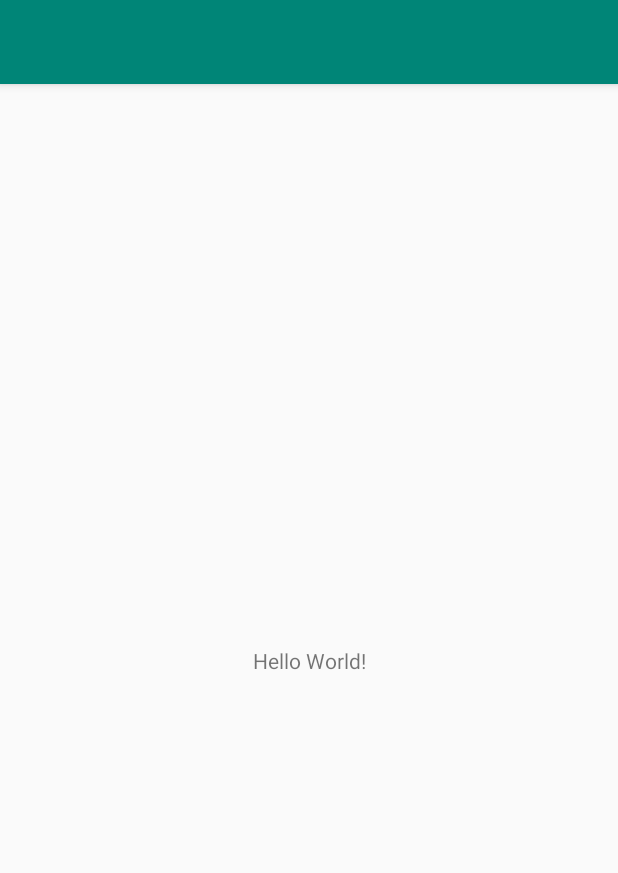
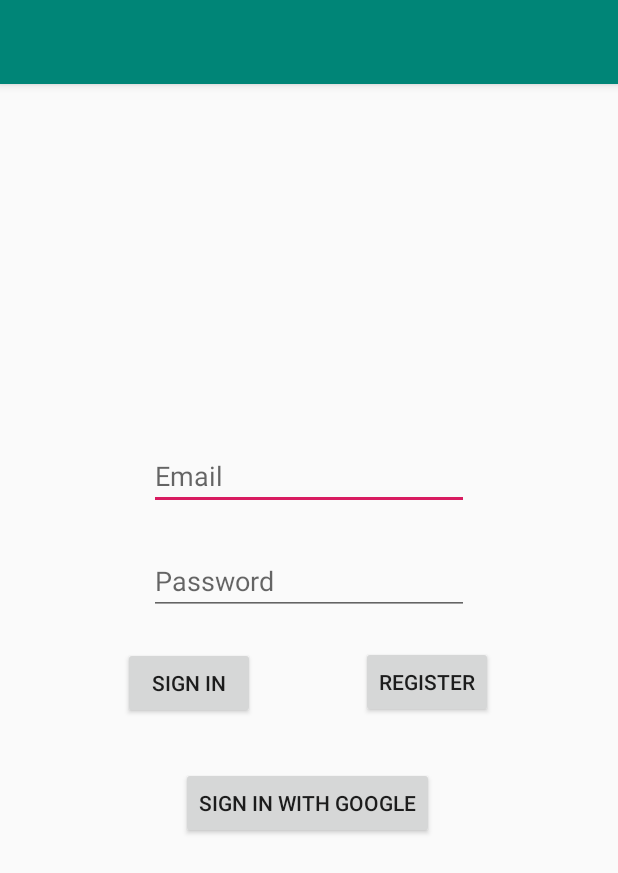
Before and after one commit to NastyaGribanova/GameOfThrones, an Android app: the screen it shows after launch (MainActivity before the commit, AuthActivity after it), on a phone screen of 412 x 824 dp. Shown: the top 873 px of the screen. Run offline under Robolectric (Android 15) with nearby library versions, the phone set to English and light mode, and no system bars; our stand-ins replace Firebase (no records; nobody signed in at launch, a user with empty details on screens opened directly).

Commit message:
Authentication

```diff
--- a/app/src/main/AndroidManifest.xml
+++ b/app/src/main/AndroidManifest.xml
@@ -1,6 +1,8 @@
 <?xml version="1.0" encoding="utf-8"?>
 <manifest xmlns:android="http://schemas.android.com/apk/res/android"
     package="com.example.gameofthrones">
+
+    <uses-permission android:name="android.permission.INTERNET" />
 
     <application
         android:allowBackup="true"
@@ -9,7 +11,8 @@
         android:roundIcon="@mipmap/ic_launcher_round"
         android:supportsRtl="true"
         android:theme="@style/AppTheme">
-        <activity android:name=".MainActivity">
+        <activity android:name=".presentation.MainActivity"></activity>
+        <activity android:name=".presentation.AuthActivity">
             <intent-filter>
                 <action android:name="android.intent.action.MAIN" />
 
--- /dev/null
+++ b/app/src/main/java/com/example/gameofthrones/domain/Authentication.kt
@@ -0,0 +1,10 @@
+package com.example.gameofthrones.domain
+
+import com.google.android.gms.auth.api.signin.GoogleSignInAccount
+
+interface Authentication {
+    fun createAccount(email: String, password: String): String
+    fun signIn(email: String, password: String):String
+    fun signInWithGoogle(account: GoogleSignInAccount): String
+    fun signOut()
+}
--- /dev/null
+++ b/app/src/main/java/com/example/gameofthrones/presentation/AuthActivity.kt
@@ -0,0 +1,82 @@
+package com.example.gameofthrones.presentation
+
+import androidx.appcompat.app.AppCompatActivity
+import android.os.Bundle
+import android.util.Log
+import com.example.gameofthrones.R
+import com.example.gameofthrones.domain.AuthInteractor
+import com.example.gameofthrones.presentation.fragment.ProfileFragment
+import com.google.android.gms.auth.api.signin.GoogleSignIn
+import com.google.android.gms.auth.api.signin.GoogleSignInClient
+import com.google.android.gms.auth.api.signin.GoogleSignInOptions
+import com.google.android.gms.common.api.ApiException
+import com.google.android.material.snackbar.Snackbar
+import com.google.firebase.auth.FirebaseAuth
+import kotlinx.android.synthetic.main.activity_auth.*
+
+class AuthActivity : AppCompatActivity() {
+
+    private lateinit var mAuth: FirebaseAuth
+    private lateinit var googleSignInClient: GoogleSignInClient
+
+    override fun onCreate(savedInstanceState: Bundle?) {
+        super.onCreate(savedInstanceState)
+        setContentView(R.layout.activity_auth)
+
+        mAuth = FirebaseAuth.getInstance()
+
+        val gso = GoogleSignInOptions.Builder(GoogleSignInOptions.DEFAULT_SIGN_IN)
+            .requestIdToken(getString(R.string.default_web_client_id))
+            .requestEmail()
+            .build()
+        googleSignInClient = GoogleSignIn.getClient(this, gso)
+
+        val authentication: AuthInteractor = AuthInteractor(mAuth)
+
+        val btn_reg = btn_register.setOnClickListener() { x ->
+            if (authentication.createAccount(et_email.text.toString(), et_password.text.toString())
+                    .equals("success"))
+                navigateToFragment()
+            else
+                Snackbar.make(findViewById(android.R.id.content), "Failed", Snackbar.LENGTH_LONG)
+                    .show()
+        }
+
+        val btn_auth = btn_auth.setOnClickListener() { x ->
+            var signIn : String = authentication.signIn(et_email.text.toString(), et_password.text.toString())
+            if (signIn.equals("success")) {
+                navigateToFragment()
+            }
+            else {
+                Snackbar.make(findViewById(android.R.id.content), "Failed", Snackbar.LENGTH_LONG)
+                    .show()
+            }
+            Log.d("TAGfail", signIn.equals("failed").toString())
+            Log.d("TAG", signIn.equals("success").toString())
+        }
+
+        val btn_google_sign_in = btn_google_sign_in.setOnClickListener() { x ->
+            if (authentication.signInWithGoogle(
+                    GoogleSignIn.getSignedInAccountFromIntent(intent)?.getResult(ApiException::class.java)!!)
+                    .equals("success"))
+                navigateToFragment()
+            else
+                Snackbar.make(findViewById(android.R.id.content), "Failed", Snackbar.LENGTH_LONG)
+                    .show()
+        }
+    }
+
+    override fun onStart() {
+        super.onStart()
+        val currentUser = mAuth.currentUser
+    }
+
+    private fun navigateToFragment() {
+        val fragment =
+            ProfileFragment.newInstance()
+        val transaction = supportFragmentManager.beginTransaction().apply { }
+        transaction.replace(R.id.container_main, fragment)
+        transaction.addToBackStack(null)
+        transaction.commit()
+    }
+}
--- /dev/null
+++ b/app/src/main/res/layout/activity_auth.xml
@@ -0,0 +1,71 @@
+<?xml version="1.0" encoding="utf-8"?>
+<androidx.constraintlayout.widget.ConstraintLayout xmlns:android="http://schemas.android.com/apk/res/android"
+    xmlns:app="http://schemas.android.com/apk/res-auto"
+    xmlns:tools="http://schemas.android.com/tools"
+    android:layout_width="match_parent"
+    android:layout_height="match_parent"
+    tools:context=".presentation.AuthActivity">
+
+    <EditText
+        android:id="@+id/et_email"
+        android:layout_width="wrap_content"
+        android:layout_height="wrap_content"
+        android:ems="10"
+        android:hint="Email"
+        android:inputType="textEmailAddress"
+        app:layout_constraintBottom_toBottomOf="parent"
+        app:layout_constraintEnd_toEndOf="parent"
+        app:layout_constraintStart_toStartOf="parent"
+        app:layout_constraintTop_toTopOf="parent"
+        app:layout_constraintVertical_bias="0.33" />
+
+    <EditText
+        android:id="@+id/et_password"
+        android:layout_width="wrap_content"
+        android:layout_height="wrap_content"
+        android:ems="10"
+        android:hint="Password"
+        android:inputType="textPassword"
+        app:layout_constraintBottom_toBottomOf="parent"
+        app:layout_constraintEnd_toEndOf="parent"
+        app:layout_constraintStart_toStartOf="parent"
+        app:layout_constraintTop_toBottomOf="@+id/et_email"
+        app:layout_constraintVertical_bias="0.056" />
+
+    <Button
+        android:id="@+id/btn_auth"
+        android:layout_width="wrap_content"
+        android:layout_height="wrap_content"
+        android:text="Sign in"
+        app:layout_constraintBottom_toBottomOf="parent"
+        app:layout_constraintEnd_toEndOf="parent"
+        app:layout_constraintHorizontal_bias="0.253"
+        app:layout_constraintStart_toStartOf="parent"
+        app:layout_constraintTop_toBottomOf="@+id/et_password"
+        app:layout_constraintVertical_bias="0.059" />
+
+    <Button
+        android:id="@+id/btn_register"
+        android:layout_width="wrap_content"
+        android:layout_height="wrap_content"
+        android:text="Register"
+        app:layout_constraintBottom_toBottomOf="parent"
+        app:layout_constraintEnd_toEndOf="parent"
+        app:layout_constraintHorizontal_bias="0.457"
+        app:layout_constraintStart_toEndOf="@id/btn_auth"
+        app:layout_constraintTop_toBottomOf="@+id/et_password"
+        app:layout_constraintVertical_bias="0.056" />
+
+    <Button
+        android:id="@+id/btn_google_sign_in"
+        android:layout_width="wrap_content"
+        android:layout_height="wrap_content"
+        android:text="Sign in with Google"
+        app:layout_constraintBottom_toBottomOf="parent"
+        app:layout_constraintEnd_toEndOf="parent"
+        app:layout_constraintHorizontal_bias="0.497"
+        app:layout_constraintStart_toStartOf="parent"
+        app:layout_constraintTop_toBottomOf="@+id/btn_auth"
+        app:layout_constraintVertical_bias="0.107" />
+
+</androidx.constraintlayout.widget.ConstraintLayout>
--- a/app/src/main/res/layout/activity_main.xml
+++ b/app/src/main/res/layout/activity_main.xml
@@ -1,18 +1,29 @@
 <?xml version="1.0" encoding="utf-8"?>
-<androidx.constraintlayout.widget.ConstraintLayout xmlns:android="http://schemas.android.com/apk/res/android"
+<androidx.coordinatorlayout.widget.CoordinatorLayout xmlns:android="http://schemas.android.com/apk/res/android"
     xmlns:app="http://schemas.android.com/apk/res-auto"
     xmlns:tools="http://schemas.android.com/tools"
     android:layout_width="match_parent"
     android:layout_height="match_parent"
-    tools:context=".MainActivity">
+    tools:context=".presentation.MainActivity">
 
-    <TextView
-        android:layout_width="wrap_content"
-        android:layout_height="wrap_content"
-        android:text="Hello World!"
-        app:layout_constraintBottom_toBottomOf="parent"
-        app:layout_constraintLeft_toLeftOf="parent"
-        app:layout_constraintRight_toRightOf="parent"
-        app:layout_constraintTop_toTopOf="parent" />
+    <FrameLayout
+        android:id="@+id/container_main"
+        android:layout_width="match_parent"
+        android:layout_height="match_parent"
+        android:layout_marginBottom="?attr/actionBarSize">
+    </FrameLayout>
 
-</androidx.constraintlayout.widget.ConstraintLayout>
+    <com.google.android.material.bottomnavigation.BottomNavigationView
+        android:id="@+id/btv_main"
+        android:layout_width="match_parent"
+        android:layout_height="59dp"
+        android:layout_gravity="bottom"
+        android:background="#000000"
+        app:itemIconTint="@color/cardview_light_background"
+        app:itemTextColor="#FFFFFF"
+        app:labelVisibilityMode="labeled"
+        app:menu="@menu/bottom_nav_menu"
+        tools:layout_editor_absoluteX="0dp"
+        tools:layout_editor_absoluteY="675dp" />
+
+</androidx.coordinatorlayout.widget.CoordinatorLayout>
```
Also changed, not shown: app/build.gradle (+25 -1 lines), app/src/main/java/com/example/gameofthrones/MainActivity.kt (deleted, +0 -12 lines), app/src/main/java/com/example/gameofthrones/domain/AuthInteractor.kt (added, +93 -0 lines), app/src/main/java/com/example/gameofthrones/presentation/MainActivity.kt (added, +47 -0 lines), 1 other file.
